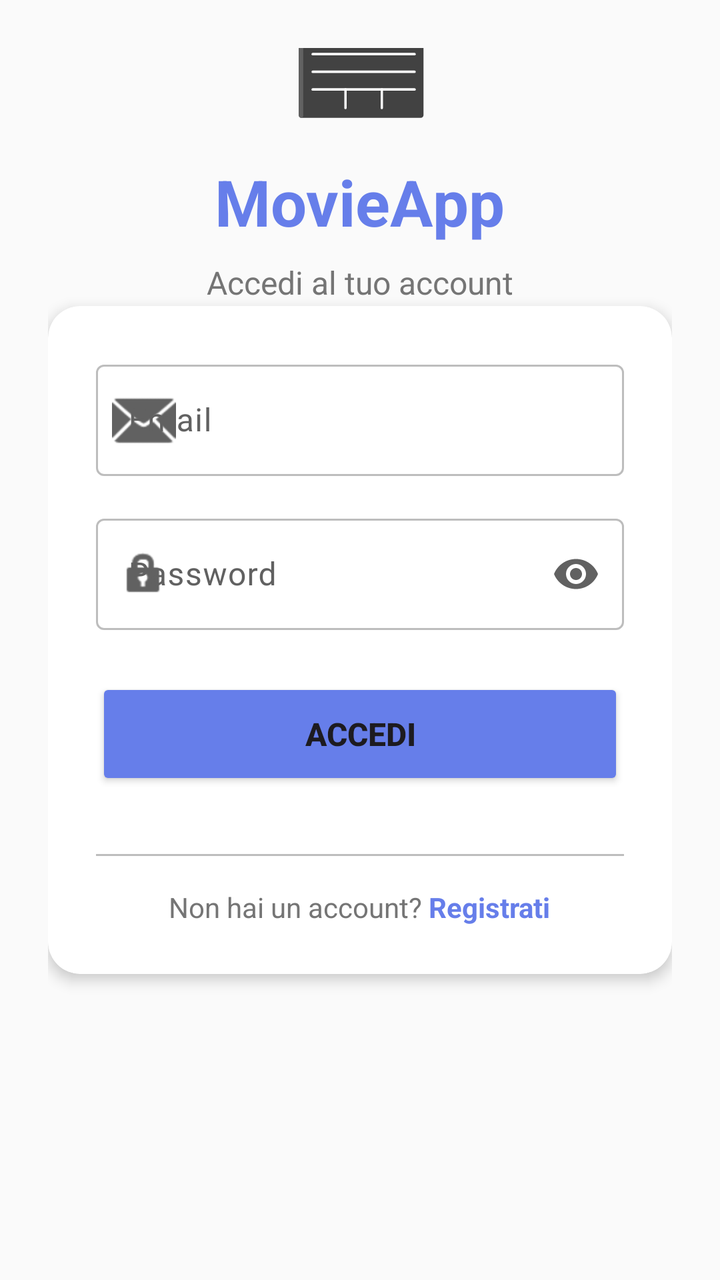
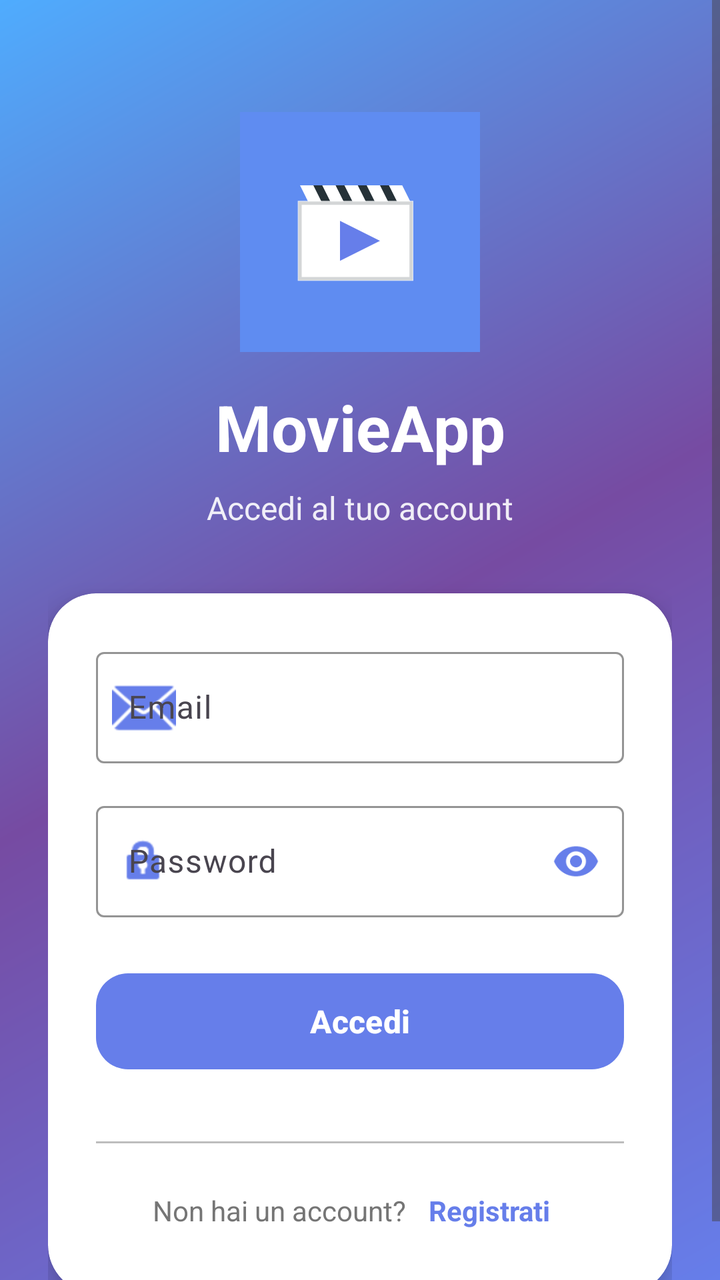

An Android layout rendered at two revisions. The XML below is the earlier revision; the diff shows what the commit changed to produce the second picture.
<!-- AndroidManifest.xml: activity theme Theme.MovieApp -->
<!-- res/layout/activity_login.xml -->
<?xml version="1.0" encoding="utf-8"?>
<androidx.constraintlayout.widget.ConstraintLayout
    xmlns:android="http://schemas.android.com/apk/res/android"
    xmlns:app="http://schemas.android.com/apk/res-auto"
    android:layout_width="match_parent"
    android:layout_height="match_parent"
    android:background="@color/background_light"
    android:padding="24dp">

    
    <LinearLayout
        android:id="@+id/header_layout"
        android:layout_width="match_parent"
        android:layout_height="wrap_content"
        android:orientation="vertical"
        android:gravity="center"
        android:layout_marginBottom="48dp"
        app:layout_constraintTop_toTopOf="parent"
        app:layout_constraintStart_toStartOf="parent"
        app:layout_constraintEnd_toEndOf="parent"
        app:layout_constraintBottom_toTopOf="@id/form_layout">

        <TextView
            android:layout_width="wrap_content"
            android:layout_height="wrap_content"
            android:text="🎬"
            android:textSize="64sp"
            android:layout_marginBottom="16dp" />

        <TextView
            android:layout_width="wrap_content"
            android:layout_height="wrap_content"
            android:text="MovieApp"
            android:textSize="32sp"
            android:textStyle="bold"
            android:textColor="@color/primary_blue"
            android:layout_marginBottom="8dp" />

        <TextView
            android:layout_width="wrap_content"
            android:layout_height="wrap_content"
            android:text="Accedi al tuo account"
            android:textSize="16sp"
            android:textColor="@color/text_secondary" />

    </LinearLayout>

    
    <androidx.cardview.widget.CardView
        android:id="@+id/form_layout"
        android:layout_width="match_parent"
        android:layout_height="wrap_content"
        app:cardCornerRadius="16dp"
        app:cardElevation="4dp"
        app:cardBackgroundColor="@color/background_white"
        app:layout_constraintTop_toTopOf="parent"
        app:layout_constraintBottom_toBottomOf="parent"
        app:layout_constraintStart_toStartOf="parent"
        app:layout_constraintEnd_toEndOf="parent">

        <LinearLayout
            android:layout_width="match_parent"
            android:layout_height="wrap_content"
            android:orientation="vertical"
            android:padding="24dp">

            
            <com.google.android.material.textfield.TextInputLayout
                android:layout_width="match_parent"
                android:layout_height="wrap_content"
                android:layout_marginBottom="16dp"
                android:hint="Email"
                app:startIconDrawable="@android:drawable/ic_dialog_email"
                app:boxBackgroundMode="outline">

                <com.google.android.material.textfield.TextInputEditText
                    android:id="@+id/edit_email"
                    android:layout_width="match_parent"
                    android:layout_height="wrap_content"
                    android:inputType="textEmailAddress"
                    android:maxLines="1" />

            </com.google.android.material.textfield.TextInputLayout>

            
            <com.google.android.material.textfield.TextInputLayout
                android:layout_width="match_parent"
                android:layout_height="wrap_content"
                android:layout_marginBottom="24dp"
                android:hint="Password"
                app:startIconDrawable="@android:drawable/ic_lock_idle_lock"
                app:endIconMode="password_toggle"
                app:boxBackgroundMode="outline">

                <com.google.android.material.textfield.TextInputEditText
                    android:id="@+id/edit_password"
                    android:layout_width="match_parent"
                    android:layout_height="wrap_content"
                    android:inputType="textPassword"
                    android:maxLines="1" />

            </com.google.android.material.textfield.TextInputLayout>

            
            <Button
                android:id="@+id/button_login"
                android:layout_width="match_parent"
                android:layout_height="56dp"
                android:text="Accedi"
                android:textSize="16sp"
                android:textStyle="bold"
                android:backgroundTint="@color/primary_blue"
                app:cornerRadius="12dp"
                android:layout_marginBottom="16dp" />

            
            <ProgressBar
                android:id="@+id/progress_bar"
                android:layout_width="wrap_content"
                android:layout_height="wrap_content"
                android:layout_gravity="center"
                android:visibility="gone"
                android:layout_marginBottom="16dp" />

            
            <View
                android:layout_width="match_parent"
                android:layout_height="1dp"
                android:background="@color/text_hint"
                android:layout_marginVertical="16dp" />

            
            <LinearLayout
                android:layout_width="match_parent"
                android:layout_height="wrap_content"
                android:orientation="horizontal"
                android:gravity="center">

                <TextView
                    android:layout_width="wrap_content"
                    android:layout_height="wrap_content"
                    android:text="Non hai un account? "
                    android:textSize="14sp"
                    android:textColor="@color/text_secondary" />

                <TextView
                    android:id="@+id/text_register"
                    android:layout_width="wrap_content"
                    android:layout_height="wrap_content"
                    android:text="Registrati"
                    android:textSize="14sp"
                    android:textStyle="bold"
                    android:textColor="@color/primary_blue"
                    android:clickable="true"
                    android:focusable="true" />

            </LinearLayout>

        </LinearLayout>

    </androidx.cardview.widget.CardView>

</androidx.constraintlayout.widget.ConstraintLayout>
<!-- resources referenced by this layout -->
<resources>
  <color name="background_light">#fafafa</color>
  <color name="background_white">#ffffff</color>
  <color name="primary_blue">#667eea</color>
  <color name="text_hint">#bdbdbd</color>
  <color name="text_secondary">#757575</color>
  <color name="md_theme_light_primary">#667eea</color>
  <color name="md_theme_light_onPrimary">#ffffff</color>
  <color name="md_theme_light_secondary">#4facfe</color>
  <color name="md_theme_light_tertiary">#43e97b</color>
  <color name="md_theme_light_tertiaryContainer">#e8f5e9</color>
  <color name="md_theme_light_onTertiaryContainer">#1b5e20</color>
  <color name="md_theme_light_error">#f44336</color>
  <color name="md_theme_light_onError">#ffffff</color>
  <color name="md_theme_light_errorContainer">#ffebee</color>
  <color name="md_theme_light_onErrorContainer">#b71c1c</color>
  <color name="md_theme_light_background">#fafafa</color>
  <color name="md_theme_light_onBackground">#212121</color>
  <color name="md_theme_light_surface">#ffffff</color>
  <color name="md_theme_light_onSurface">#212121</color>
  <color name="md_theme_light_surfaceVariant">#f5f5f5</color>
  <color name="md_theme_light_onSurfaceVariant">#616161</color>
  <color name="md_theme_light_outline">#bdbdbd</color>
  <color name="md_theme_light_outlineVariant">#e0e0e0</color>
  <!-- unchanged entries left out for length: 11 -->
</resources>

<!-- the commit's change to res/layout/activity_login.xml (unified diff, before → after) -->
@@ -1,163 +1,189 @@
 <?xml version="1.0" encoding="utf-8"?>
-<androidx.constraintlayout.widget.ConstraintLayout
+<ScrollView
     xmlns:android="http://schemas.android.com/apk/res/android"
     xmlns:app="http://schemas.android.com/apk/res-auto"
     android:layout_width="match_parent"
     android:layout_height="match_parent"
-    android:background="@color/background_light"
-    android:padding="24dp">
+    android:background="@drawable/gradient_primary"
+    android:fillViewport="true">
 
-    
-    <LinearLayout
-        android:id="@+id/header_layout"
+    <androidx.constraintlayout.widget.ConstraintLayout
         android:layout_width="match_parent"
         android:layout_height="wrap_content"
-        android:orientation="vertical"
-        android:gravity="center"
-        android:layout_marginBottom="48dp"
-        app:layout_constraintTop_toTopOf="parent"
-        app:layout_constraintStart_toStartOf="parent"
-        app:layout_constraintEnd_toEndOf="parent"
-        app:layout_constraintBottom_toTopOf="@id/form_layout">
+        android:padding="24dp">
 
+        
+        <ImageView
+            android:id="@+id/app_logo"
+            android:layout_width="120dp"
+            android:layout_height="120dp"
+            android:src="@drawable/ic_launcher_foreground"
+            android:background="@drawable/ic_launcher_background"
+            android:elevation="4dp"
+            app:layout_constraintTop_toTopOf="parent"
+            app:layout_constraintStart_toStartOf="parent"
+            app:layout_constraintEnd_toEndOf="parent"
+            android:layout_marginTop="32dp"
+            android:contentDescription="@string/app_name"/>
+
+        
         <TextView
+            android:id="@+id/app_title"
             android:layout_width="wrap_content"
             android:layout_height="wrap_content"
-            android:text="🎬"
-            android:textSize="64sp"
-            android:layout_marginBottom="16dp" />
-
-        <TextView
-            android:layout_width="wrap_content"
-            android:layout_height="wrap_content"
-            android:text="MovieApp"
+            android:text="@string/app_name"
             android:textSize="32sp"
             android:textStyle="bold"
-            android:textColor="@color/primary_blue"
-            android:layout_marginBottom="8dp" />
+            android:textColor="@color/white"
+            android:layout_marginTop="16dp"
+            app:layout_constraintTop_toBottomOf="@id/app_logo"
+            app:layout_constraintStart_toStartOf="parent"
+            app:layout_constraintEnd_toEndOf="parent"/>
 
+        
         <TextView
+            android:id="@+id/subtitle"
             android:layout_width="wrap_content"
             android:layout_height="wrap_content"
             android:text="Accedi al tuo account"
             android:textSize="16sp"
-            android:textColor="@color/text_secondary" />
+            android:textColor="@color/white"
+            android:alpha="0.9"
+            android:layout_marginTop="8dp"
+            app:layout_constraintTop_toBottomOf="@id/app_title"
+            app:layout_constraintStart_toStartOf="parent"
+            app:layout_constraintEnd_toEndOf="parent"/>
 
-    </LinearLayout>
-
-    
-    <androidx.cardview.widget.CardView
-        android:id="@+id/form_layout"
-        android:layout_width="match_parent"
-        android:layout_height="wrap_content"
-        app:cardCornerRadius="16dp"
-        app:cardElevation="4dp"
-        app:cardBackgroundColor="@color/background_white"
-        app:layout_constraintTop_toTopOf="parent"
-        app:layout_constraintBottom_toBottomOf="parent"
-        app:layout_constraintStart_toStartOf="parent"
-        app:layout_constraintEnd_toEndOf="parent">
-
-        <LinearLayout
+        
+        <androidx.cardview.widget.CardView
+            android:id="@+id/form_card"
             android:layout_width="match_parent"
             android:layout_height="wrap_content"
-            android:orientation="vertical"
-            android:padding="24dp">
+            app:cardCornerRadius="24dp"
+            app:cardElevation="8dp"
+            app:cardBackgroundColor="@color/white"
+            android:layout_marginTop="32dp"
+            app:layout_constraintTop_toBottomOf="@id/subtitle"
+            app:layout_constraintStart_toStartOf="parent"
+            app:layout_constraintEnd_toEndOf="parent">
 
-            
-            <com.google.android.material.textfield.TextInputLayout
-                android:layout_width="match_parent"
-                android:layout_height="wrap_content"
-                android:layout_marginBottom="16dp"
-                android:hint="Email"
-                app:startIconDrawable="@android:drawable/ic_dialog_email"
-                app:boxBackgroundMode="outline">
-
-                <com.google.android.material.textfield.TextInputEditText
-                    android:id="@+id/edit_email"
-                    android:layout_width="match_parent"
-                    android:layout_height="wrap_content"
-                    android:inputType="textEmailAddress"
-                    android:maxLines="1" />
-
-            </com.google.android.material.textfield.TextInputLayout>
-
-            
-            <com.google.android.material.textfield.TextInputLayout
-                android:layout_width="match_parent"
-                android:layout_height="wrap_content"
-                android:layout_marginBottom="24dp"
-                android:hint="Password"
-                app:startIconDrawable="@android:drawable/ic_lock_idle_lock"
-                app:endIconMode="password_toggle"
-                app:boxBackgroundMode="outline">
-
-                <com.google.android.material.textfield.TextInputEditText
-                    android:id="@+id/edit_password"
-                    android:layout_width="match_parent"
-                    android:layout_height="wrap_content"
-                    android:inputType="textPassword"
-                    android:maxLines="1" />
-
-            </com.google.android.material.textfield.TextInputLayout>
-
-            
-            <Button
-                android:id="@+id/button_login"
-                android:layout_width="match_parent"
-                android:layout_height="56dp"
-                android:text="Accedi"
-                android:textSize="16sp"
-                android:textStyle="bold"
-                android:backgroundTint="@color/primary_blue"
-                app:cornerRadius="12dp"
-                android:layout_marginBottom="16dp" />
-
-            
-            <ProgressBar
-                android:id="@+id/progress_bar"
-                android:layout_width="wrap_content"
-                android:layout_height="wrap_content"
-                android:layout_gravity="center"
-                android:visibility="gone"
-                android:layout_marginBottom="16dp" />
-
-            
-            <View
-                android:layout_width="match_parent"
-                android:layout_height="1dp"
-                android:background="@color/text_hint"
-                android:layout_marginVertical="16dp" />
-
-            
             <LinearLayout
                 android:layout_width="match_parent"
                 android:layout_height="wrap_content"
-                android:orientation="horizontal"
-                android:gravity="center">
+                android:orientation="vertical"
+                android:padding="24dp">
 
-                <TextView
+                
+                <com.google.android.material.textfield.TextInputLayout
+                    android:layout_width="match_parent"
+                    android:layout_height="wrap_content"
+                    android:layout_marginBottom="16dp"
+                    android:hint="Email"
+                    app:startIconDrawable="@android:drawable/ic_dialog_email"
+                    app:startIconTint="@color/primary_blue"
+                    app:boxBackgroundMode="outline"
+                    app:boxStrokeColor="@color/primary_blue"
+                    app:hintTextColor="@color/primary_blue"
+                    style="@style/Widget.Material3.TextInputLayout.OutlinedBox">
+
+                    <com.google.android.material.textfield.TextInputEditText
+                        android:id="@+id/edit_email"
+                        android:layout_width="match_parent"
+                        android:layout_height="wrap_content"
+                        android:inputType="textEmailAddress"
+                        android:maxLines="1"
+                        android:textColor="@color/text_primary"/>
+
+                </com.google.android.material.textfield.TextInputLayout>
+
+                
+                <com.google.android.material.textfield.TextInputLayout
+                    android:layout_width="match_parent"
+                    android:layout_height="wrap_content"
+                    android:layout_marginBottom="24dp"
+                    android:hint="Password"
+                    app:startIconDrawable="@android:drawable/ic_lock_idle_lock"
+                    app:startIconTint="@color/primary_blue"
+                    app:endIconMode="password_toggle"
+                    app:endIconTint="@color/primary_blue"
+                    app:boxBackgroundMode="outline"
+                    app:boxStrokeColor="@color/primary_blue"
+                    app:hintTextColor="@color/primary_blue"
+                    style="@style/Widget.Material3.TextInputLayout.OutlinedBox">
+
+                    <com.google.android.material.textfield.TextInputEditText
+                        android:id="@+id/edit_password"
+                        android:layout_width="match_parent"
+                        android:layout_height="wrap_content"
+                        android:inputType="textPassword"
+                        android:maxLines="1"
+                        android:textColor="@color/text_primary"/>
+
+                </com.google.android.material.textfield.TextInputLayout>
+
+                
+                <com.google.android.material.button.MaterialButton
+                    android:id="@+id/button_login"
+                    android:layout_width="match_parent"
+                    android:layout_height="56dp"
+                    android:text="Accedi"
+                    android:textSize="16sp"
+                    android:textStyle="bold"
+                    android:textColor="@color/white"
+                    app:backgroundTint="@color/primary_blue"
+                    app:cornerRadius="16dp"
+                    android:layout_marginBottom="16dp"
+                    app:elevation="4dp"/>
+
+                
+                <ProgressBar
+                    android:id="@+id/progress_bar"
                     android:layout_width="wrap_content"
                     android:layout_height="wrap_content"
-                    android:text="Non hai un account? "
-                    android:textSize="14sp"
-                    android:textColor="@color/text_secondary" />
+                    android:layout_gravity="center"
+                    android:visibility="gone"
+                    android:indeterminateTint="@color/primary_blue"
+                    android:layout_marginBottom="16dp"/>
 
-                <TextView
-                    android:id="@+id/text_register"
-                    android:layout_width="wrap_content"
+                
+                <View
+                    android:layout_width="match_parent"
+                    android:layout_height="1dp"
+                    android:background="@color/text_hint"
+                    android:layout_marginVertical="16dp"/>
+
+                
+                <LinearLayout
+                    android:layout_width="match_parent"
                     android:layout_height="wrap_content"
-                    android:text="Registrati"
-                    android:textSize="14sp"
-                    android:textStyle="bold"
-                    android:textColor="@color/primary_blue"
-                    android:clickable="true"
-                    android:focusable="true" />
+                    android:orientation="horizontal"
+                    android:gravity="center">
+
+                    <TextView
+                        android:layout_width="wrap_content"
+                        android:layout_height="wrap_content"
+                        android:text="Non hai un account? "
+                        android:textSize="14sp"
+                        android:textColor="@color/text_secondary"/>
+
+                    <TextView
+                        android:id="@+id/text_register"
+                        android:layout_width="wrap_content"
+                        android:layout_height="wrap_content"
+                        android:text="Registrati"
+                        android:textSize="14sp"
+                        android:textStyle="bold"
+                        android:textColor="@color/primary_blue"
+                        android:clickable="true"
+                        android:focusable="true"
+                        android:padding="8dp"/>
+
+                </LinearLayout>
 
             </LinearLayout>
 
-        </LinearLayout>
+        </androidx.cardview.widget.CardView>
 
-    </androidx.cardview.widget.CardView>
+    </androidx.constraintlayout.widget.ConstraintLayout>
 
-</androidx.constraintlayout.widget.ConstraintLayout>
+</ScrollView>
<!-- resource entries referenced after the edit -->
@@ -1,28 +1,118 @@
 <!-- resources referenced by this layout -->
 <resources>
-  <color name="background_light">#fafafa</color>
-  <color name="background_white">#ffffff</color>
   <color name="primary_blue">#667eea</color>
   <color name="text_hint">#bdbdbd</color>
+  <color name="text_primary">#212121</color>
   <color name="text_secondary">#757575</color>
+  <color name="white">#FFFFFFFF</color>
+  <!-- drawable gradient_primary (drawable) -->
+  <?xml version="1.0" encoding="utf-8"?>
+  <shape xmlns:android="http://schemas.android.com/apk/res/android">
+      <gradient
+          android:angle="135"
+          android:startColor="#667eea"
+          android:centerColor="#764ba2"
+          android:endColor="#4facfe"
+          android:type="linear"/>
+  </shape>
+  <!-- drawable ic_launcher_background (drawable) -->
+  <?xml version="1.0" encoding="utf-8"?>
+  <vector xmlns:android="http://schemas.android.com/apk/res/android"
+      android:width="108dp"
+      android:height="108dp"
+      android:viewportWidth="108"
+      android:viewportHeight="108">
+  
+      
+      <path
+          android:fillColor="#667eea"
+          android:pathData="M0,0h108v108h-108z" />
+  
+      
+      <path
+          android:fillColor="#4facfe"
+          android:fillAlpha="0.3"
+          android:pathData="M0,0 L108,0 L108,108 L0,108 Z" />
+  
+      
+      <path
+          android:fillColor="#ffffff"
+          android:fillAlpha="0.05"
+          android:pathData="M 0,54 L 108,54 M 54,0 L 54,108"
+          android:strokeWidth="1"/>
+  </vector>
+  <!-- drawable ic_launcher_foreground (drawable) -->
+  <?xml version="1.0" encoding="utf-8"?>
+  <vector xmlns:android="http://schemas.android.com/apk/res/android"
+      android:width="108dp"
+      android:height="108dp"
+      android:viewportWidth="108"
+      android:viewportHeight="108">
+  
+      <group
+          android:translateX="27"
+          android:translateY="27">
+  
+          
+          
+          <path
+              android:fillColor="#FFFFFF"
+              android:pathData="M 4,14 L 50,14 L 46,6 L 0,6 Z"/>
+  
+          
+          <path
+              android:fillColor="#263238"
+              android:pathData="M 6,6 L 10,14 L 14,14 L 10,6 Z"/>
+          <path
+              android:fillColor="#263238"
+              android:pathData="M 16,6 L 20,14 L 24,14 L 20,6 Z"/>
+          <path
+              android:fillColor="#263238"
+              android:pathData="M 26,6 L 30,14 L 34,14 L 30,6 Z"/>
+          <path
+              android:fillColor="#263238"
+              android:pathData="M 36,6 L 40,14 L 44,14 L 40,6 Z"/>
+  
+          
+          <path
+              android:fillColor="#FFFFFF"
+              android:pathData="M 0,14 L 50,14 L 50,48 L 0,48 Z"
+              android:strokeColor="#263238"
+              android:strokeWidth="1.5"/>
+  
+          
+          <path
+              android:fillColor="#667eea"
+              android:pathData="M 18,22 L 18,40 L 36,31 Z"/>
+  
+          
+          <path
+              android:fillColor="@android:color/transparent"
+              android:pathData="M 0,14 L 50,14 L 50,48 L 0,48 Z"
+              android:strokeColor="#FFFFFF"
+              android:strokeWidth="2"
+              android:strokeAlpha="0.8"/>
+      </group>
+  </vector>
+  <string name="app_name">MovieApp</string>
   <color name="md_theme_light_primary">#667eea</color>
   <color name="md_theme_light_onPrimary">#ffffff</color>
   <color name="md_theme_light_secondary">#4facfe</color>
-  <color name="md_theme_light_tertiary">#43e97b</color>
-  <color name="md_theme_light_tertiaryContainer">#e8f5e9</color>
-  <color name="md_theme_light_onTertiaryContainer">#1b5e20</color>
-  <color name="md_theme_light_error">#f44336</color>
+  <color name="md_theme_light_tertiary">#764ba2</color>
+  <color name="md_theme_light_tertiaryContainer">#f3e5f5</color>
+  <color name="md_theme_light_onTertiaryContainer">#4a148c</color>
+  <color name="md_theme_light_error">#ba1a1a</color>
   <color name="md_theme_light_onError">#ffffff</color>
-  <color name="md_theme_light_errorContainer">#ffebee</color>
-  <color name="md_theme_light_onErrorContainer">#b71c1c</color>
+  <color name="md_theme_light_errorContainer">#ffdad6</color>
+  <color name="md_theme_light_onErrorContainer">#410002</color>
   <color name="md_theme_light_background">#fafafa</color>
-  <color name="md_theme_light_onBackground">#212121</color>
+  <color name="md_theme_light_onBackground">#1c1b1f</color>
   <color name="md_theme_light_surface">#ffffff</color>
-  <color name="md_theme_light_onSurface">#212121</color>
-  <color name="md_theme_light_surfaceVariant">#f5f5f5</color>
-  <color name="md_theme_light_onSurfaceVariant">#616161</color>
-  <color name="md_theme_light_outline">#bdbdbd</color>
-  <color name="md_theme_light_outlineVariant">#e0e0e0</color>
+  <color name="md_theme_light_onSurface">#1c1b1f</color>
+  <color name="md_theme_light_surfaceVariant">#e7e0ec</color>
+  <color name="md_theme_light_onSurfaceVariant">#49454f</color>
+  <color name="md_theme_light_outline">#79747e</color>
+  <color name="md_theme_light_outlineVariant">#cac4d0</color>
   <!-- unchanged entries left out for length: 11 -->
 </resources>
 
